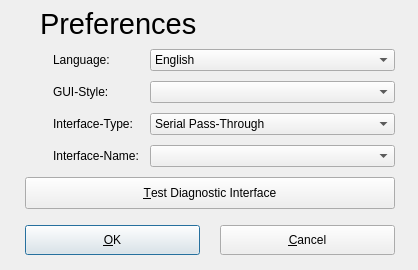
Before: the Qt Designer form ui/Preferences.ui in Comer352L/FreeSSM, drawn with Qt 5.
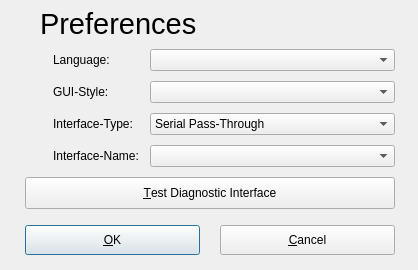
After: the same form once the commit is applied. Icons and pictures are not drawn.

Patch:
```diff
--- a/ui/Preferences.ui
+++ b/ui/Preferences.ui
@@ -138,16 +138,6 @@
      <height>22</height>
     </rect>
    </property>
-   <item>
-    <property name="text">
-     <string>English</string>
-    </property>
-   </item>
-   <item>
-    <property name="text">
-     <string>German</string>
-    </property>
-   </item>
   </widget>
   <widget class="QLabel" name="language_label">
    <property name="geometry">
```
